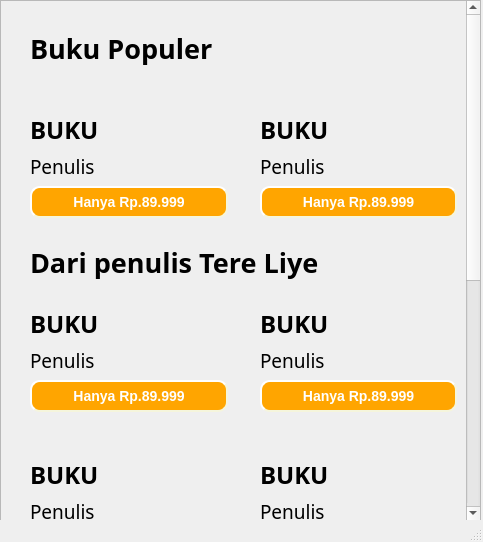
Old version of the form window2.ui in the repository Azzamubaidillah/BookGuiApp.
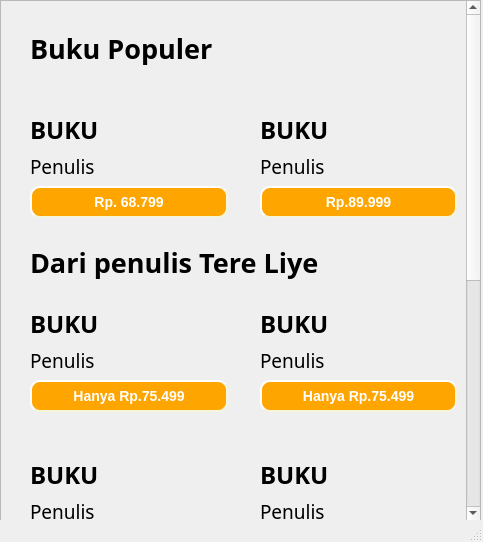
New version of the form. Icons and pictures are not drawn.

What changed in the file:
```diff
--- a/window2.ui
+++ b/window2.ui
@@ -30,7 +30,7 @@
      <property name="geometry">
       <rect>
        <x>0</x>
-       <y>-969</y>
+       <y>-1822</y>
        <width>462</width>
        <height>2341</height>
       </rect>
@@ -217,7 +217,7 @@
     padding: 6px;</string>
         </property>
         <property name="text">
-         <string>Hanya Rp.89.999</string>
+         <string>Hanya Rp.75.499</string>
         </property>
        </widget>
       </item>
@@ -476,7 +476,7 @@
     padding: 6px;</string>
         </property>
         <property name="text">
-         <string>Hanya Rp.89.999</string>
+         <string>Rp.89.999</string>
         </property>
        </widget>
       </item>
@@ -736,7 +736,7 @@
     padding: 6px;</string>
         </property>
         <property name="text">
-         <string>Hanya Rp.89.999</string>
+         <string>Hanya Rp.75.499</string>
         </property>
        </widget>
       </item>
@@ -858,7 +858,7 @@
     padding: 6px;</string>
         </property>
         <property name="text">
-         <string>Hanya Rp.89.999</string>
+         <string>Rp. 68.799</string>
         </property>
        </widget>
       </item>
```
Left out of the diff: 10 changed lines with no effect on the pictures.
